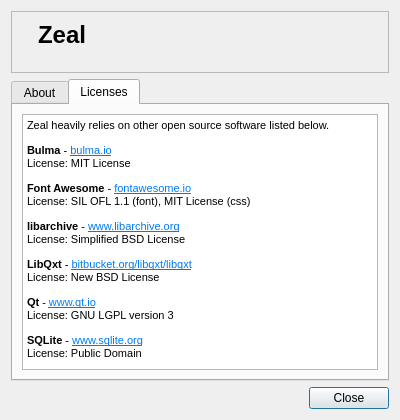
Above: src/libs/ui/aboutdialog.ui from zealdocs/zeal before the change. Below: the same form after it.
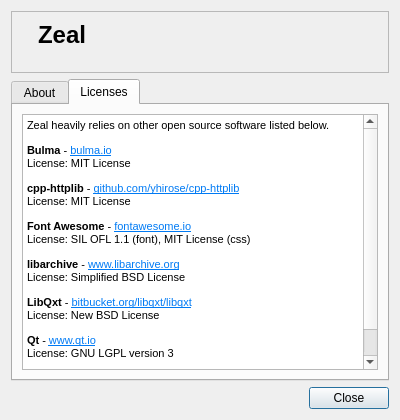
That is the form after the change. The open tabs and pages were chosen to show the change. Icons and pictures are not drawn.

Commit message: docs(ui): add link to cpp-httplib in the about dialog

What changed in the file:
```diff
--- a/src/libs/ui/aboutdialog.ui
+++ b/src/libs/ui/aboutdialog.ui
@@ -109,14 +109,15 @@
           <string>&lt;!DOCTYPE HTML PUBLIC &quot;-//W3C//DTD HTML 4.0//EN&quot; &quot;http://www.w3.org/TR/REC-html40/strict.dtd&quot;&gt;
 &lt;html&gt;&lt;head&gt;&lt;meta name=&quot;qrichtext&quot; content=&quot;1&quot; /&gt;&lt;style type=&quot;text/css&quot;&gt;
 p, li { white-space: pre-wrap; }
-&lt;/style&gt;&lt;/head&gt;&lt;body style=&quot; font-family:'MS Shell Dlg 2'; font-size:8.25pt; font-weight:400; font-style:normal;&quot;&gt;
-&lt;p style=&quot; margin-top:12px; margin-bottom:12px; margin-left:0px; margin-right:0px; -qt-block-indent:0; text-indent:0px;&quot;&gt;Zeal heavily relies on other open source software listed below.&lt;/p&gt;
-&lt;p style=&quot; margin-top:12px; margin-bottom:12px; margin-left:0px; margin-right:0px; -qt-block-indent:0; text-indent:0px;&quot;&gt;&lt;span style=&quot; font-weight:600;&quot;&gt;Bulma&lt;/span&gt; - &lt;a href=&quot;https://bulma.io/&quot;&gt;&lt;span style=&quot; text-decoration: underline; color:#007af4;&quot;&gt;bulma.io&lt;/span&gt;&lt;/a&gt;&lt;br /&gt;License: MIT License &lt;/p&gt;
-&lt;p style=&quot; margin-top:12px; margin-bottom:12px; margin-left:0px; margin-right:0px; -qt-block-indent:0; text-indent:0px;&quot;&gt;&lt;span style=&quot; font-weight:600;&quot;&gt;Font Awesome&lt;/span&gt; - &lt;a href=&quot;http://fontawesome.io/&quot;&gt;&lt;span style=&quot; text-decoration: underline; color:#007af4;&quot;&gt;fontawesome.io&lt;/span&gt;&lt;/a&gt;&lt;br /&gt;License: SIL OFL 1.1 (font), MIT License (css) &lt;/p&gt;
-&lt;p style=&quot; margin-top:12px; margin-bottom:12px; margin-left:0px; margin-right:0px; -qt-block-indent:0; text-indent:0px;&quot;&gt;&lt;span style=&quot; font-weight:600;&quot;&gt;libarchive&lt;/span&gt; - &lt;a href=&quot;https://www.libarchive.org/&quot;&gt;&lt;span style=&quot; text-decoration: underline; color:#007af4;&quot;&gt;www.libarchive.org&lt;/span&gt;&lt;/a&gt;&lt;br /&gt;License: Simplified BSD License &lt;/p&gt;
-&lt;p style=&quot; margin-top:12px; margin-bottom:12px; margin-left:0px; margin-right:0px; -qt-block-indent:0; text-indent:0px;&quot;&gt;&lt;span style=&quot; font-weight:600;&quot;&gt;LibQxt&lt;/span&gt; - &lt;a href=&quot;https://bitbucket.org/libqxt/libqxt&quot;&gt;&lt;span style=&quot; text-decoration: underline; color:#007af4;&quot;&gt;bitbucket.org/libqxt/libqxt&lt;/span&gt;&lt;/a&gt;&lt;br /&gt;License: New BSD License &lt;/p&gt;
-&lt;p style=&quot; margin-top:12px; margin-bottom:12px; margin-left:0px; margin-right:0px; -qt-block-indent:0; text-indent:0px;&quot;&gt;&lt;span style=&quot; font-weight:600;&quot;&gt;Qt&lt;/span&gt; - &lt;a href=&quot;https://www.qt.io/&quot;&gt;&lt;span style=&quot; text-decoration: underline; color:#007af4;&quot;&gt;www.qt.io&lt;/span&gt;&lt;/a&gt;&lt;br /&gt;License: GNU LGPL version 3 &lt;/p&gt;
-&lt;p style=&quot; margin-top:12px; margin-bottom:12px; margin-left:0px; margin-right:0px; -qt-block-indent:0; text-indent:0px;&quot;&gt;&lt;span style=&quot; font-weight:600;&quot;&gt;SQLite&lt;/span&gt; - &lt;a href=&quot;https://www.sqlite.org/&quot;&gt;&lt;span style=&quot; text-decoration: underline; color:#007af4;&quot;&gt;www.sqlite.org&lt;/span&gt;&lt;/a&gt;&lt;br /&gt;License: Public Domain &lt;/p&gt;&lt;/body&gt;&lt;/html&gt;</string>
+&lt;/style&gt;&lt;/head&gt;&lt;body style=&quot; font-family:'Roboto'; font-size:10pt; font-weight:400; font-style:normal;&quot;&gt;
+&lt;p style=&quot; margin-top:12px; margin-bottom:12px; margin-left:0px; margin-right:0px; -qt-block-indent:0; text-indent:0px;&quot;&gt;&lt;span style=&quot; font-family:'MS Shell Dlg 2'; font-size:8.25pt;&quot;&gt;Zeal heavily relies on other open source software listed below.&lt;/span&gt;&lt;/p&gt;
+&lt;p style=&quot; margin-top:12px; margin-bottom:12px; margin-left:0px; margin-right:0px; -qt-block-indent:0; text-indent:0px;&quot;&gt;&lt;span style=&quot; font-family:'MS Shell Dlg 2'; font-size:8.25pt; font-weight:600;&quot;&gt;Bulma&lt;/span&gt;&lt;span style=&quot; font-family:'MS Shell Dlg 2'; font-size:8.25pt;&quot;&gt; - &lt;/span&gt;&lt;a href=&quot;https://bulma.io/&quot;&gt;&lt;span style=&quot; font-family:'MS Shell Dlg 2'; font-size:8.25pt; text-decoration: underline; color:#007af4;&quot;&gt;bulma.io&lt;/span&gt;&lt;/a&gt;&lt;span style=&quot; font-family:'MS Shell Dlg 2'; font-size:8.25pt;&quot;&gt;&lt;br /&gt;License: MIT License&lt;/span&gt;&lt;/p&gt;
+&lt;p style=&quot; margin-top:12px; margin-bottom:12px; margin-left:0px; margin-right:0px; -qt-block-indent:0; text-indent:0px;&quot;&gt;&lt;span style=&quot; font-family:'MS Shell Dlg 2'; font-size:8.25pt; font-weight:600;&quot;&gt;cpp-httplib&lt;/span&gt;&lt;span style=&quot; font-family:'MS Shell Dlg 2'; font-size:8.25pt;&quot;&gt; - &lt;/span&gt;&lt;a href=&quot;https://github.com/yhirose/cpp-httplib&quot;&gt;&lt;span style=&quot; font-family:'MS Shell Dlg 2'; font-size:8.25pt; text-decoration: underline; color:#007af4;&quot;&gt;github.com/yhirose/cpp-httplib&lt;/span&gt;&lt;/a&gt;&lt;span style=&quot; font-family:'MS Shell Dlg 2'; font-size:8.25pt;&quot;&gt;&lt;br /&gt;License: MIT License&lt;/span&gt;&lt;/p&gt;
+&lt;p style=&quot; margin-top:12px; margin-bottom:12px; margin-left:0px; margin-right:0px; -qt-block-indent:0; text-indent:0px;&quot;&gt;&lt;span style=&quot; font-family:'MS Shell Dlg 2'; font-size:8.25pt; font-weight:600;&quot;&gt;Font Awesome&lt;/span&gt;&lt;span style=&quot; font-family:'MS Shell Dlg 2'; font-size:8.25pt;&quot;&gt; - &lt;/span&gt;&lt;a href=&quot;http://fontawesome.io/&quot;&gt;&lt;span style=&quot; font-family:'MS Shell Dlg 2'; font-size:8.25pt; text-decoration: underline; color:#007af4;&quot;&gt;fontawesome.io&lt;/span&gt;&lt;/a&gt;&lt;span style=&quot; font-family:'MS Shell Dlg 2'; font-size:8.25pt;&quot;&gt;&lt;br /&gt;License: SIL OFL 1.1 (font), MIT License (css)&lt;/span&gt;&lt;/p&gt;
+&lt;p style=&quot; margin-top:12px; margin-bottom:12px; margin-left:0px; margin-right:0px; -qt-block-indent:0; text-indent:0px;&quot;&gt;&lt;span style=&quot; font-family:'MS Shell Dlg 2'; font-size:8.25pt; font-weight:600;&quot;&gt;libarchive&lt;/span&gt;&lt;span style=&quot; font-family:'MS Shell Dlg 2'; font-size:8.25pt;&quot;&gt; - &lt;/span&gt;&lt;a href=&quot;https://www.libarchive.org/&quot;&gt;&lt;span style=&quot; font-family:'MS Shell Dlg 2'; font-size:8.25pt; text-decoration: underline; color:#007af4;&quot;&gt;www.libarchive.org&lt;/span&gt;&lt;/a&gt;&lt;span style=&quot; font-family:'MS Shell Dlg 2'; font-size:8.25pt;&quot;&gt;&lt;br /&gt;License: Simplified BSD License&lt;/span&gt;&lt;/p&gt;
+&lt;p style=&quot; margin-top:12px; margin-bottom:12px; margin-left:0px; margin-right:0px; -qt-block-indent:0; text-indent:0px;&quot;&gt;&lt;span style=&quot; font-family:'MS Shell Dlg 2'; font-size:8.25pt; font-weight:600;&quot;&gt;LibQxt&lt;/span&gt;&lt;span style=&quot; font-family:'MS Shell Dlg 2'; font-size:8.25pt;&quot;&gt; - &lt;/span&gt;&lt;a href=&quot;https://bitbucket.org/libqxt/libqxt&quot;&gt;&lt;span style=&quot; font-family:'MS Shell Dlg 2'; font-size:8.25pt; text-decoration: underline; color:#007af4;&quot;&gt;bitbucket.org/libqxt/libqxt&lt;/span&gt;&lt;/a&gt;&lt;span style=&quot; font-family:'MS Shell Dlg 2'; font-size:8.25pt;&quot;&gt;&lt;br /&gt;License: New BSD License&lt;/span&gt;&lt;/p&gt;
+&lt;p style=&quot; margin-top:12px; margin-bottom:12px; margin-left:0px; margin-right:0px; -qt-block-indent:0; text-indent:0px;&quot;&gt;&lt;span style=&quot; font-family:'MS Shell Dlg 2'; font-size:8.25pt; font-weight:600;&quot;&gt;Qt&lt;/span&gt;&lt;span style=&quot; font-family:'MS Shell Dlg 2'; font-size:8.25pt;&quot;&gt; - &lt;/span&gt;&lt;a href=&quot;https://www.qt.io/&quot;&gt;&lt;span style=&quot; font-family:'MS Shell Dlg 2'; font-size:8.25pt; text-decoration: underline; color:#007af4;&quot;&gt;www.qt.io&lt;/span&gt;&lt;/a&gt;&lt;span style=&quot; font-family:'MS Shell Dlg 2'; font-size:8.25pt;&quot;&gt;&lt;br /&gt;License: GNU LGPL version 3&lt;/span&gt;&lt;/p&gt;
+&lt;p style=&quot; margin-top:12px; margin-bottom:12px; margin-left:0px; margin-right:0px; -qt-block-indent:0; text-indent:0px;&quot;&gt;&lt;span style=&quot; font-family:'MS Shell Dlg 2'; font-size:8.25pt; font-weight:600;&quot;&gt;SQLite&lt;/span&gt;&lt;span style=&quot; font-family:'MS Shell Dlg 2'; font-size:8.25pt;&quot;&gt; - &lt;/span&gt;&lt;a href=&quot;https://www.sqlite.org/&quot;&gt;&lt;span style=&quot; font-family:'MS Shell Dlg 2'; font-size:8.25pt; text-decoration: underline; color:#007af4;&quot;&gt;www.sqlite.org&lt;/span&gt;&lt;/a&gt;&lt;span style=&quot; font-family:'MS Shell Dlg 2'; font-size:8.25pt;&quot;&gt;&lt;br /&gt;License: Public Domain&lt;/span&gt;&lt;/p&gt;&lt;/body&gt;&lt;/html&gt;</string>
          </property>
          <property name="openExternalLinks">
           <bool>true</bool>
```
